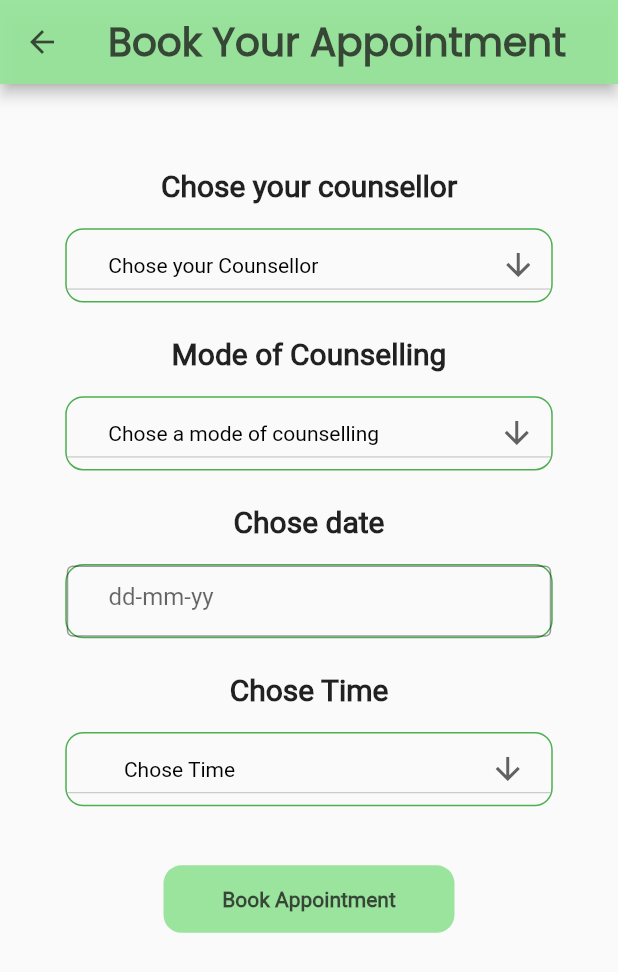
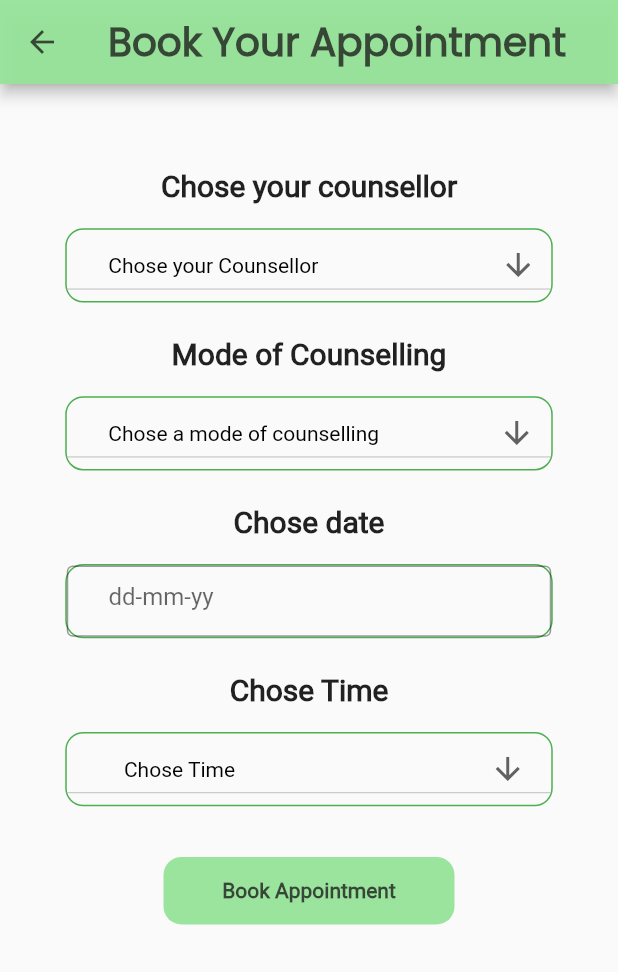
Before and after one commit to Season-of-Code-2022-MDG-Space/connecting-souls, a Flutter app: the booker screen opened by its route, on a phone screen of 412 x 824 dp. Shown: the top 972 px of the screen. Run offline on Flutter 3.47's test engine with Material 2 defaults, Android fonts, the light colour scheme and no system bars; our stand-ins replace firebase_auth, firebase_core, firebase_database, flutter_screenutil, google_sign_in; accounts and stored records are empty.

Commit message:
changes booker screen

```diff
--- a/connecting_souls_app/lib/screens/booker.dart
+++ b/connecting_souls_app/lib/screens/booker.dart
@@ -253,7 +253,7 @@ class _bookerState extends State<booker> {
                         }).toList(),
                       ))),
               SizedBox(
-                height: 35.h,
+                height: 30.h,
               ),
 
 
@@ -264,7 +264,7 @@ class _bookerState extends State<booker> {
                       onPressed:()  {
 
 
-                        addData(counsellor1,textcontroller.text,dropdownValue,time,user.email.toString());
+                        addData(user.email.toString(),counsellor1,textcontroller.text,dropdownValue,time,);
                         Navigator.pushReplacementNamed(context, '/success');
                       },
                       style: ButtonStyle(
```
